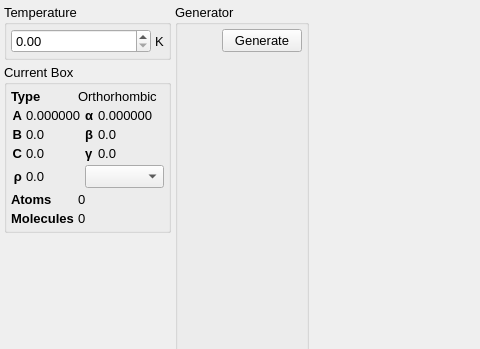
Old version of the form src/gui/configurationTab.ui in the repository disorderedmaterials/dissolve; both pictures show x 0 to 480 and y 0 to 349 of the 1254 by 696 pixel window.
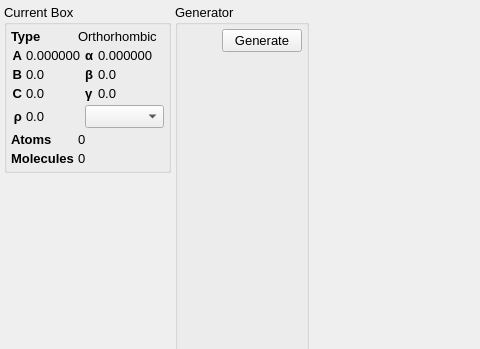
New version of the form. Icons and pictures are not drawn. Custom widgets are drawn as their Qt base class.

Commit message: Node-ify Temperature (#1492)

```diff
--- a/src/gui/configurationTab.ui
+++ b/src/gui/configurationTab.ui
@@ -39,53 +39,6 @@
      <property name="spacing">
       <number>4</number>
      </property>
-     <item>
-      <widget class="QGroupBox" name="TemperatureGroup">
-       <property name="title">
-        <string>Temperature</string>
-       </property>
-       <layout class="QHBoxLayout" name="horizontalLayout">
-        <property name="spacing">
-         <number>4</number>
-        </property>
-        <property name="leftMargin">
-         <number>4</number>
-        </property>
-        <property name="topMargin">
-         <number>4</number>
-        </property>
-        <property name="rightMargin">
-         <number>4</number>
-        </property>
-        <property name="bottomMargin">
-         <number>4</number>
-        </property>
-        <item>
-         <widget class="ExponentialSpin" name="TemperatureSpin">
-          <property name="sizePolicy">
-           <sizepolicy hsizetype="Expanding" vsizetype="Fixed">
-            <horstretch>0</horstretch>
-            <verstretch>0</verstretch>
-           </sizepolicy>
-          </property>
-         </widget>
-        </item>
-        <item>
-         <widget class="QLabel" name="TemperatureLabel">
-          <property name="sizePolicy">
-           <sizepolicy hsizetype="Minimum" vsizetype="Preferred">
-            <horstretch>0</horstretch>
-            <verstretch>0</verstretch>
-           </sizepolicy>
-          </property>
-          <property name="text">
-           <string>K</string>
-          </property>
-         </widget>
-        </item>
-       </layout>
-      </widget>
-     </item>
      <item>
       <widget class="QGroupBox" name="CurrentBoxGroup">
        <property name="sizePolicy">
```
The commit also changes 14 other files.
